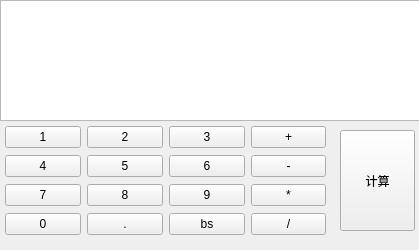
Ryan-ZYHan/studyProject, file calculator/calculator.ui: the form before one commit.
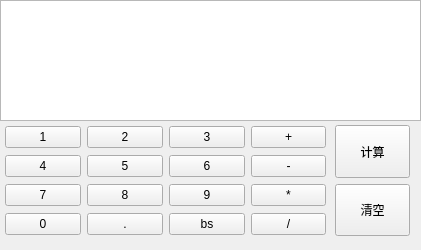
The form after the commit.

Commit message: 增加清空按钮

What changed in the file:
```diff
--- a/calculator/calculator.ui
+++ b/calculator/calculator.ui
@@ -6,7 +6,7 @@
    <rect>
     <x>0</x>
     <y>0</y>
-    <width>419</width>
+    <width>421</width>
     <height>250</height>
    </rect>
   </property>
@@ -158,19 +158,6 @@
     </item>
    </layout>
   </widget>
-  <widget class="QPushButton" name="pbtn_equal">
-   <property name="geometry">
-    <rect>
-     <x>340</x>
-     <y>130</y>
-     <width>75</width>
-     <height>101</height>
-    </rect>
-   </property>
-   <property name="text">
-    <string>计算</string>
-   </property>
-  </widget>
   <widget class="QTextEdit" name="txt_display">
    <property name="geometry">
     <rect>
@@ -181,6 +168,59 @@
     </rect>
    </property>
   </widget>
+  <widget class="QWidget" name="verticalLayoutWidget">
+   <property name="geometry">
+    <rect>
+     <x>330</x>
+     <y>120</y>
+     <width>85</width>
+     <height>121</height>
+    </rect>
+   </property>
+   <layout class="QVBoxLayout" name="verticalLayout">
+    <property name="leftMargin">
+     <number>5</number>
+    </property>
+    <property name="topMargin">
+     <number>5</number>
+    </property>
+    <property name="rightMargin">
+     <number>5</number>
+    </property>
+    <property name="bottomMargin">
+     <number>5</number>
+    </property>
+    <item>
+     <widget class="QPushButton" name="pbtn_equal">
+      <property name="enabled">
+       <bool>true</bool>
+      </property>
+      <property name="sizePolicy">
+       <sizepolicy hsizetype="Minimum" vsizetype="Expanding">
+        <horstretch>0</horstretch>
+        <verstretch>0</verstretch>
+       </sizepolicy>
+      </property>
+      <property name="text">
+       <string>计算</string>
+      </property>
+     </widget>
+    </item>
+    <item>
+     <widget class="QPushButton" name="pbtn_clear">
+      <property name="sizePolicy">
+       <sizepolicy hsizetype="Minimum" vsizetype="Expanding">
+        <horstretch>0</horstretch>
+        <verstretch>0</verstretch>
+       </sizepolicy>
+      </property>
+      <property name="text">
+       <string>清空</string>
+      </property>
+     </widget>
+    </item>
+   </layout>
+  </widget>
  </widget>
  <resources/>
  <connections/>
```
Left out of the diff: 86 changed lines with no effect on the pictures. The commit also changes 5 other files.
